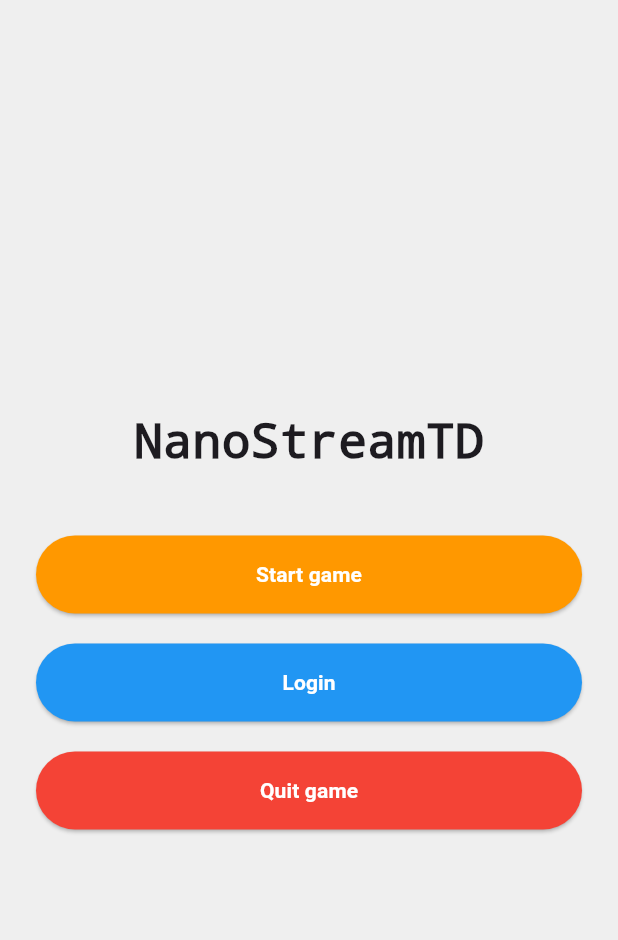
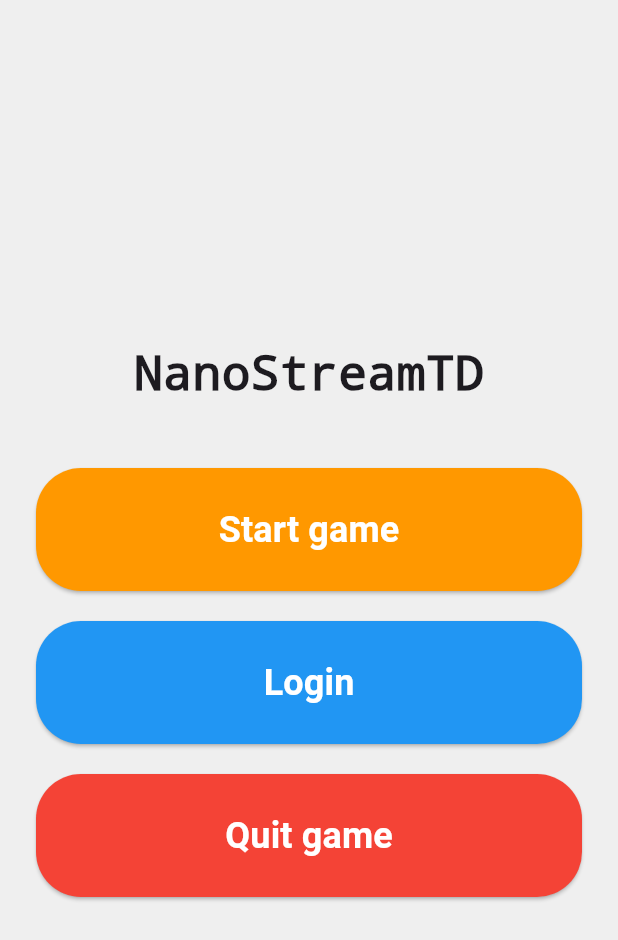
Before and after one commit to suchanek-tom/microworld_td_flutter, a Flutter app: the screen it shows after launch, on a phone screen of 412 x 824 dp. Shown: the top 940 px of the screen. Run offline on Flutter 3.47's test engine with Material 3 defaults, Android fonts, the phone set to English and light mode, and no system bars; our stand-ins replace firebase_auth, firebase_core; missing offline and left inert: flame, flame_tiled; accounts and stored records are empty.

Commit message:
changed button menu size

```diff
--- a/lib/menu/main_menu/home.dart
+++ b/lib/menu/main_menu/home.dart
@@ -58,12 +58,12 @@ class HomePage extends StatelessWidget {
       required Color color,
       required VoidCallback onPressed}) {
     return SizedBox(
-      width: double.infinity,
+      width: 600,
       child: ElevatedButton(
         onPressed: onPressed,
         style: ElevatedButton.styleFrom(
           backgroundColor: color,
-          padding: const EdgeInsets.symmetric(vertical: 16),
+          padding: const EdgeInsets.symmetric(vertical: 24),
           shape: RoundedRectangleBorder(
             borderRadius: BorderRadius.circular(30),
           ),
@@ -73,6 +73,7 @@ class HomePage extends StatelessWidget {
           style: const TextStyle(
             color: Colors.white,
             fontWeight: FontWeight.bold,
+            fontSize: 24,
           ),
         ),
       ),
```
